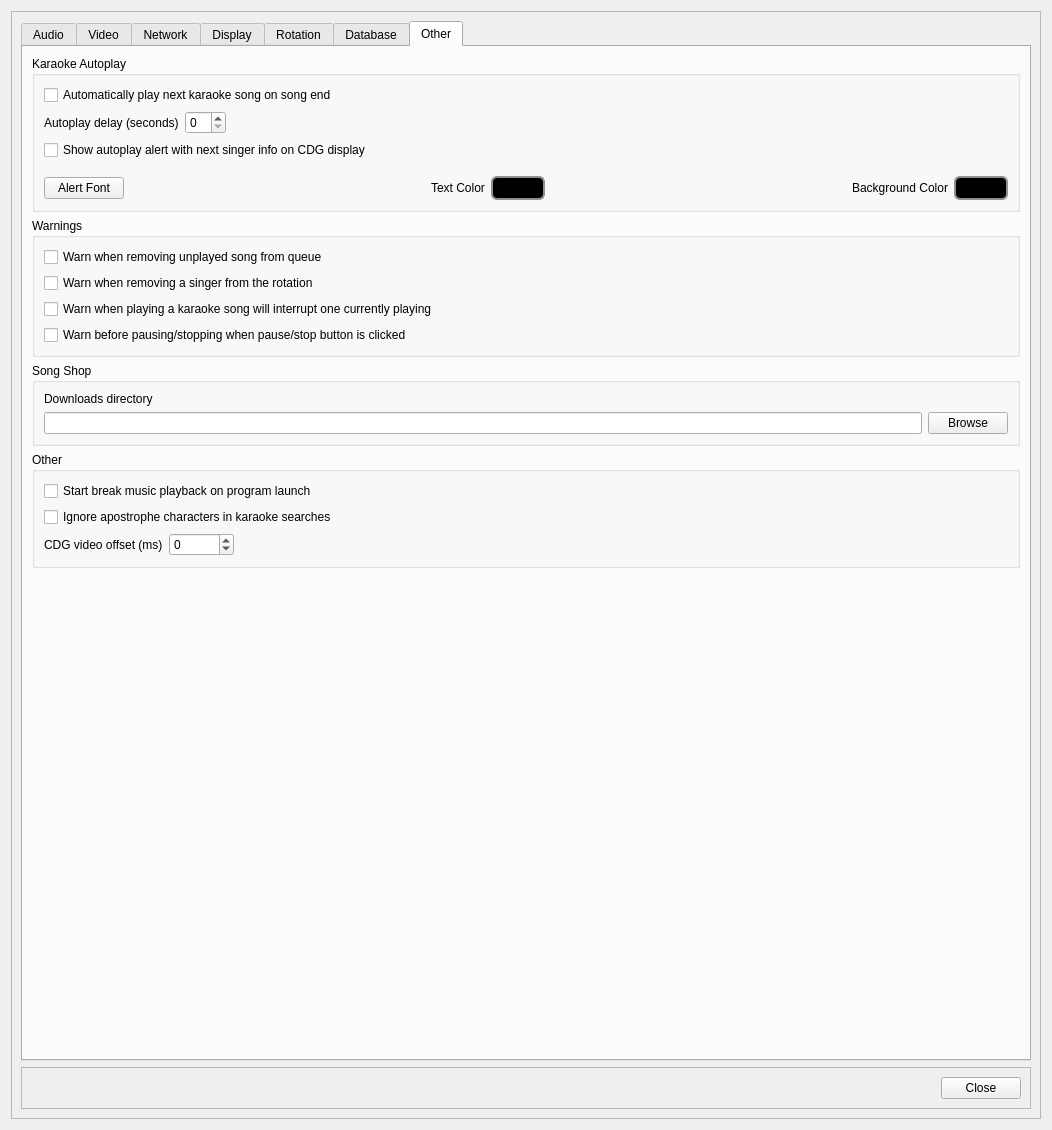
Before: the Qt Designer form OpenKJ/dlgsettings.ui in OpenKJ/OpenKJ, drawn with Qt 5.
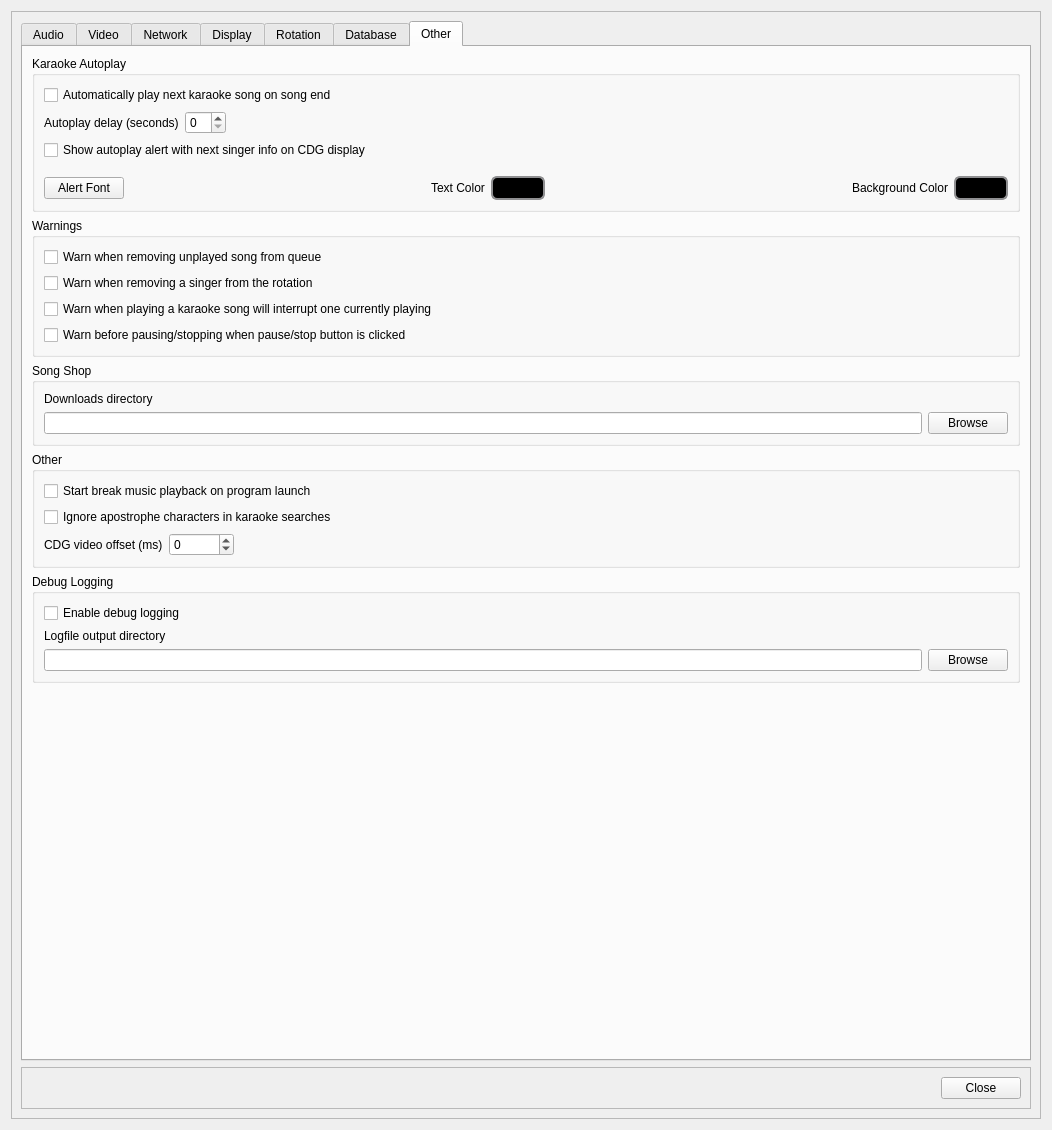
After: the same form once the commit is applied. The open tabs and pages were chosen to show the change. Icons and pictures are not drawn.

Commit message: Add debug logging to file and add debug log view dialog

What changed in the file:
```diff
--- a/OpenKJ/dlgsettings.ui
+++ b/OpenKJ/dlgsettings.ui
@@ -1728,6 +1728,46 @@
               </layout>
              </widget>
             </item>
+            <item>
+             <widget class="QGroupBox" name="groupBox_7">
+              <property name="title">
+               <string>Debug Logging</string>
+              </property>
+              <layout class="QVBoxLayout" name="verticalLayout_3">
+               <item>
+                <widget class="QCheckBox" name="checkBoxLogging">
+                 <property name="text">
+                  <string>Enable debug logging</string>
+                 </property>
+                </widget>
+               </item>
+               <item>
+                <widget class="QLabel" name="label_33">
+                 <property name="text">
+                  <string>Logfile output directory</string>
+                 </property>
+                </widget>
+               </item>
+               <item>
+                <layout class="QHBoxLayout" name="horizontalLayout_21">
+                 <property name="topMargin">
+                  <number>0</number>
+                 </property>
+                 <item>
+                  <widget class="QLineEdit" name="lineEditLogDir"/>
+                 </item>
+                 <item>
+                  <widget class="QPushButton" name="btnLogDirBrowse">
+                   <property name="text">
+                    <string>Browse</string>
+                   </property>
+                  </widget>
+                 </item>
+                </layout>
+               </item>
+              </layout>
+             </widget>
+            </item>
             <item>
              <spacer name="verticalSpacer_2">
               <property name="orientation">
```
The commit also changes 49 other files.
